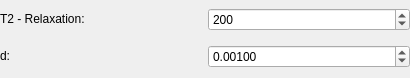
First picture: the form in Plugins/org.mitk.gui.qt.diffusionimaging/src/QmitkStickModelParametersWidgetControls.ui, repository MITK/MITK, before the edit.
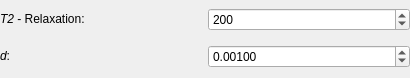
Second picture: the form after the edit.

Commit message: using T2' insted of T2* to simulate relaxation

What changed in the file:
```diff
--- a/Plugins/org.mitk.gui.qt.diffusionimaging/src/QmitkStickModelParametersWidgetControls.ui
+++ b/Plugins/org.mitk.gui.qt.diffusionimaging/src/QmitkStickModelParametersWidgetControls.ui
@@ -26,14 +26,14 @@
    <item row="1" column="0">
     <widget class="QLabel" name="label">
      <property name="text">
-      <string>&lt;html&gt;&lt;head/&gt;&lt;body&gt;&lt;p&gt;d:&lt;/p&gt;&lt;/body&gt;&lt;/html&gt;</string>
+      <string>&lt;html&gt;&lt;head/&gt;&lt;body&gt;&lt;p&gt;&lt;span style=&quot; font-style:italic;&quot;&gt;d&lt;/span&gt;:&lt;/p&gt;&lt;/body&gt;&lt;/html&gt;</string>
      </property>
     </widget>
    </item>
    <item row="0" column="0">
     <widget class="QLabel" name="label_5">
      <property name="text">
-      <string>&lt;html&gt;&lt;head/&gt;&lt;body&gt;&lt;p&gt;T2 - Relaxation:&lt;/p&gt;&lt;/body&gt;&lt;/html&gt;</string>
+      <string>&lt;html&gt;&lt;head/&gt;&lt;body&gt;&lt;p&gt;&lt;span style=&quot; font-style:italic;&quot;&gt;T2&lt;/span&gt; - Relaxation:&lt;/p&gt;&lt;/body&gt;&lt;/html&gt;</string>
      </property>
     </widget>
    </item>
```
The commit also changes 12 other files.
